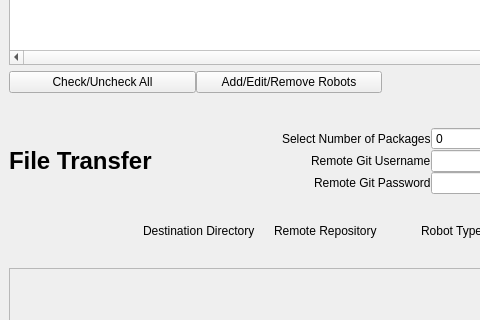
This is src/ui_files/Multilauncher.ui in uf-reef-avl/multilauncher as Qt 5 draws it before an edit; both pictures show x 0 to 480 and y 290 to 610 of the 1324 by 799 pixel window. The edited form follows.
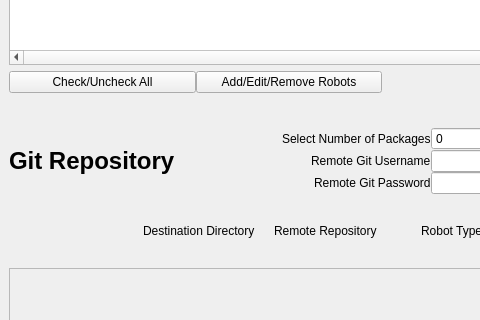
This is the edited form.

Commit message: Added feature to update MaxSessions via a button, various sanity checks.

Patch:
```diff
--- a/src/ui_files/Multilauncher.ui
+++ b/src/ui_files/Multilauncher.ui
@@ -291,7 +291,7 @@
              </font>
             </property>
             <property name="text">
-             <string>File Transfer</string>
+             <string>Git Repository</string>
             </property>
            </widget>
           </item>
```
Left out of the diff: 2 changed lines with no effect on the pictures. The commit also changes 5 other files.
